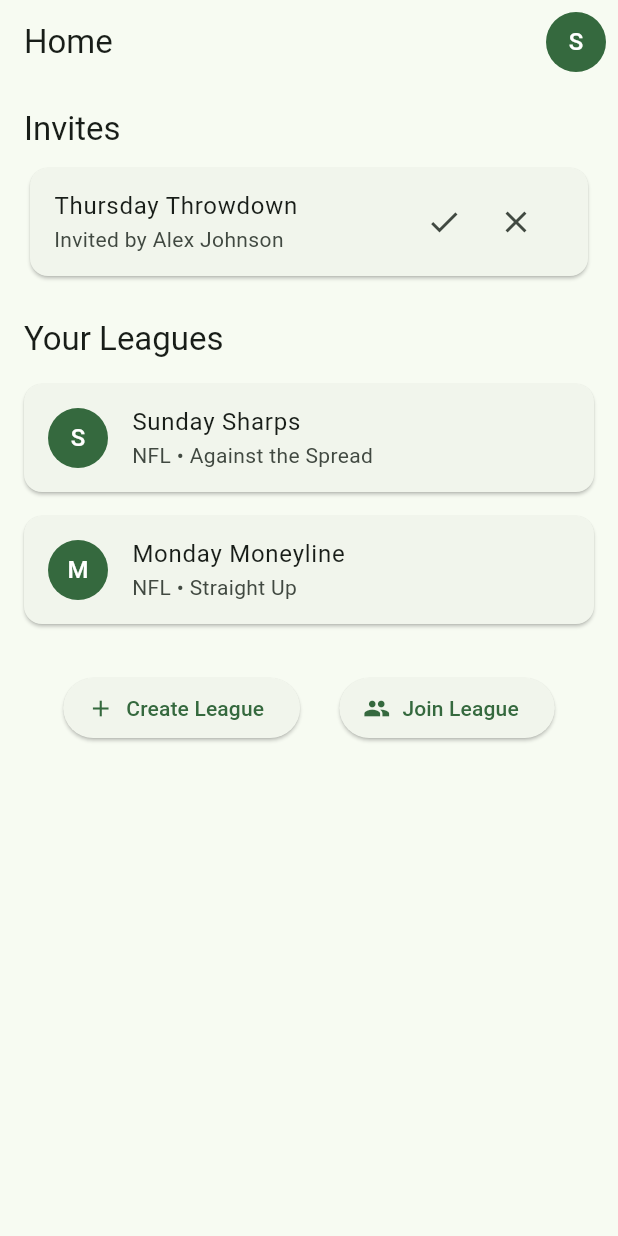
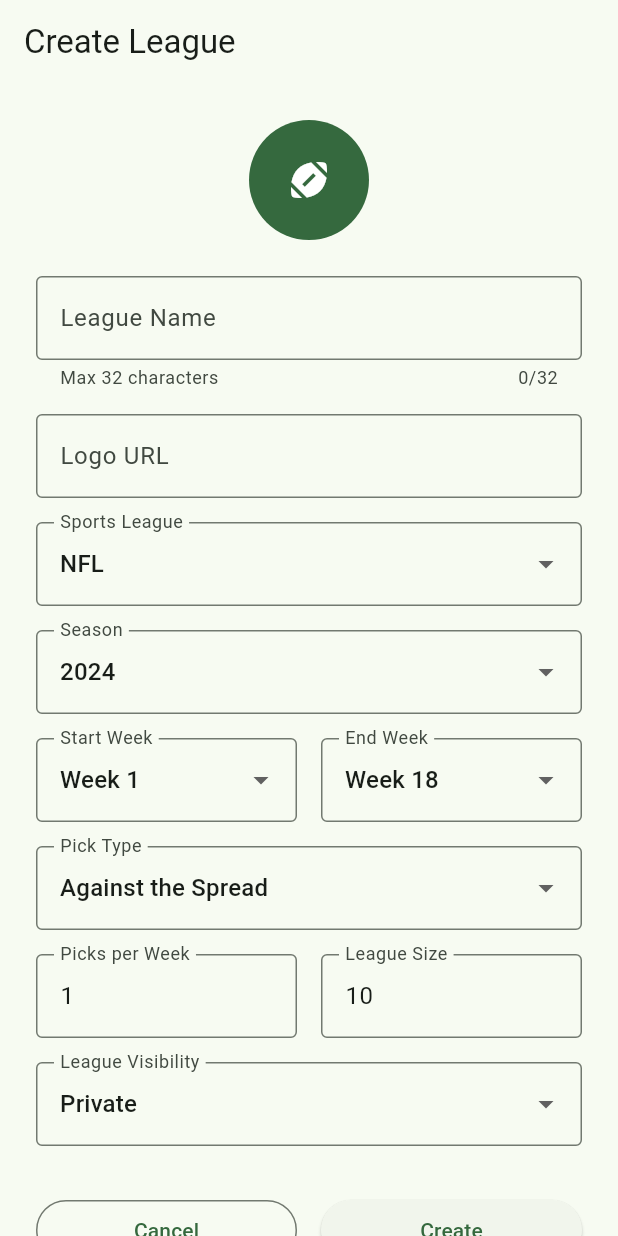
Before and after one commit to paul-macfarlane/picksleagues_flutter, a Flutter app: the HomePage screen opened by its route, after a tap on "Create League", on a phone screen of 412 x 824 dp. Run offline on Flutter 3.47's test engine with Material 3 defaults, Android fonts, the phone set to English and light mode, and no system bars; our stand-ins replace go_router.

Commit message:
add create league page

```diff
--- a/lib/app_router.dart
+++ b/lib/app_router.dart
@@ -2,6 +2,7 @@ import 'package:go_router/go_router.dart';
 import 'pages/login_page.dart';
 import 'pages/home_page.dart';
 import 'pages/profile_page.dart';
+import 'pages/create_league_page.dart';
 
 class AppRouter {
   static final GoRouter router = GoRouter(
@@ -13,6 +14,10 @@ class AppRouter {
         path: '/profile',
         builder: (context, state) => const ProfilePage(),
       ),
+      GoRoute(
+        path: '/create-league',
+        builder: (context, state) => const CreateLeaguePage(),
+      ),
     ],
     redirect: (context, state) {
       // For now, always allow navigation. Add auth logic later.
--- /dev/null
+++ b/lib/pages/create_league_page.dart
@@ -0,0 +1,281 @@
+import 'package:flutter/material.dart';
+import 'package:go_router/go_router.dart';
+
+class CreateLeaguePage extends StatefulWidget {
+  const CreateLeaguePage({super.key});
+
+  @override
+  State<CreateLeaguePage> createState() => _CreateLeaguePageState();
+}
+
+class _CreateLeaguePageState extends State<CreateLeaguePage> {
+  final _formKey = GlobalKey<FormState>();
+  final _nameController = TextEditingController();
+  final _logoUrlController = TextEditingController();
+  String _sportsLeague = 'NFL';
+  String _season = '2024';
+  String _startWeek = 'Week 1';
+  String _endWeek = 'Week 18';
+  String _pickType = 'Against the Spread';
+  int _picksPerWeek = 1;
+  String _visibility = 'Private';
+  int _leagueSize = 10;
+
+  final List<String> _seasons = ['2024', '2025'];
+  final List<String> _weeks = [
+    'Week 1',
+    'Week 2',
+    'Week 3',
+    'Week 4',
+    'Week 5',
+    'Week 6',
+    'Week 7',
+    'Week 8',
+    'Week 9',
+    'Week 10',
+    'Week 11',
+    'Week 12',
+    'Week 13',
+    'Week 14',
+    'Week 15',
+    'Week 16',
+    'Week 17',
+    'Week 18',
+    'Wild Card',
+    'Divisional',
+    'Conference',
+    'Super Bowl',
+  ];
+
+  @override
+  void dispose() {
+    _nameController.dispose();
+    _logoUrlController.dispose();
+    super.dispose();
+  }
+
+  void _createLeague() {
+    if (_formKey.currentState?.validate() ?? false) {
+      ScaffoldMessenger.of(
+        context,
+      ).showSnackBar(const SnackBar(content: Text('League created (mock)!')));
+      context.go('/home');
+    }
+  }
+
+  @override
+  Widget build(BuildContext context) {
+    final logoUrl = _logoUrlController.text.trim();
+    return Scaffold(
+      appBar: AppBar(title: const Text('Create League')),
+      body: SingleChildScrollView(
+        padding: const EdgeInsets.all(24),
+        child: Form(
+          key: _formKey,
+          child: Column(
+            crossAxisAlignment: CrossAxisAlignment.stretch,
+            children: [
+              Center(
+                child: CircleAvatar(
+                  radius: 40,
+                  backgroundColor: Theme.of(context).colorScheme.primary,
+                  backgroundImage: logoUrl.isNotEmpty
+                      ? NetworkImage(logoUrl)
+                      : null,
+                  child: logoUrl.isEmpty
+                      ? const Icon(
+                          Icons.sports_football,
+                          color: Colors.white,
+                          size: 32,
+                        )
+                      : null,
+                ),
+              ),
+              const SizedBox(height: 24),
+              TextFormField(
+                controller: _nameController,
+                decoration: const InputDecoration(
+                  labelText: 'League Name',
+                  border: OutlineInputBorder(),
+                  helperText: 'Max 32 characters',
+                ),
+                maxLength: 32,
+                validator: (val) =>
+                    (val == null || val.isEmpty) ? 'Enter a league name' : null,
+              ),
+              const SizedBox(height: 16),
+              TextFormField(
+                controller: _logoUrlController,
+                decoration: const InputDecoration(
+                  labelText: 'Logo URL',
+                  border: OutlineInputBorder(),
+                ),
+                onChanged: (_) => setState(() {}),
+              ),
+              const SizedBox(height: 16),
+              DropdownButtonFormField<String>(
+                value: _sportsLeague,
+                decoration: const InputDecoration(
+                  labelText: 'Sports League',
+                  border: OutlineInputBorder(),
+                ),
+                items: const [
+                  DropdownMenuItem(value: 'NFL', child: Text('NFL')),
+                ],
+                onChanged: (val) {
+                  if (val != null) setState(() => _sportsLeague = val);
+                },
+              ),
+              const SizedBox(height: 16),
+              DropdownButtonFormField<String>(
+                value: _season,
+                decoration: const InputDecoration(
+                  labelText: 'Season',
+                  border: OutlineInputBorder(),
+                ),
+                items: _seasons
+                    .map((s) => DropdownMenuItem(value: s, child: Text(s)))
+                    .toList(),
+                onChanged: (val) {
+                  if (val != null) setState(() => _season = val);
+                },
+              ),
+              const SizedBox(height: 16),
+              Row(
+                children: [
+                  Expanded(
+                    child: DropdownButtonFormField<String>(
+                      value: _startWeek,
+                      decoration: const InputDecoration(
+                        labelText: 'Start Week',
+                        border: OutlineInputBorder(),
+                      ),
+                      items: _weeks
+                          .map(
+                            (w) => DropdownMenuItem(value: w, child: Text(w)),
+                          )
+                          .toList(),
+                      onChanged: (val) {
+                        if (val != null) setState(() => _startWeek = val);
+                      },
+                    ),
+                  ),
+                  const SizedBox(width: 16),
+                  Expanded(
+                    child: DropdownButtonFormField<String>(
+                      value: _endWeek,
+                      decoration: const InputDecoration(
+                        labelText: 'End Week',
+                        border: OutlineInputBorder(),
+                      ),
+                      items: _weeks
+                          .map(
+                            (w) => DropdownMenuItem(value: w, child: Text(w)),
+                          )
+                          .toList(),
+                      onChanged: (val) {
+                        if (val != null) setState(() => _endWeek = val);
+                      },
+                    ),
+                  ),
+                ],
+              ),
+              const SizedBox(height: 16),
+              DropdownButtonFormField<String>(
+                value: _pickType,
+                decoration: const InputDecoration(
+                  labelText: 'Pick Type',
+                  border: OutlineInputBorder(),
+                ),
+                items: const [
+                  DropdownMenuItem(
+                    value: 'Against the Spread',
+                    child: Text('Against the Spread'),
+                  ),
+                  DropdownMenuItem(
+                    value: 'Straight Up',
+                    child: Text('Straight Up'),
+                  ),
+                ],
+                onChanged: (val) {
+                  if (val != null) setState(() => _pickType = val);
+                },
+              ),
+              const SizedBox(height: 16),
+              Row(
+                children: [
+                  Expanded(
+                    child: TextFormField(
+                      initialValue: _picksPerWeek.toString(),
+                      decoration: const InputDecoration(
+                        labelText: 'Picks per Week',
+                        border: OutlineInputBorder(),
+                      ),
+                      keyboardType: TextInputType.number,
+                      onChanged: (val) {
+                        final n = int.tryParse(val);
+                        if (n != null && n >= 1 && n <= 16) {
+                          setState(() => _picksPerWeek = n);
+                        }
+                      },
+                    ),
+                  ),
+                  const SizedBox(width: 16),
+                  Expanded(
+                    child: TextFormField(
+                      initialValue: _leagueSize.toString(),
+                      decoration: const InputDecoration(
+                        labelText: 'League Size',
+                        border: OutlineInputBorder(),
+                      ),
+                      keyboardType: TextInputType.number,
+                      onChanged: (val) {
+                        final n = int.tryParse(val);
+                        if (n != null && n >= 1 && n <= 20) {
+                          setState(() => _leagueSize = n);
+                        }
+                      },
+                    ),
+                  ),
+                ],
+              ),
+              const SizedBox(height: 16),
+              DropdownButtonFormField<String>(
+                value: _visibility,
+                decoration: const InputDecoration(
+                  labelText: 'League Visibility',
+                  border: OutlineInputBorder(),
+                ),
+                items: const [
+                  DropdownMenuItem(value: 'Private', child: Text('Private')),
+                  DropdownMenuItem(value: 'Public', child: Text('Public')),
+                ],
+                onChanged: (val) {
+                  if (val != null) setState(() => _visibility = val);
+                },
+              ),
+              const SizedBox(height: 32),
+              Row(
+                children: [
+                  Expanded(
+                    child: OutlinedButton(
+                      onPressed: () => context.go('/home'),
+                      child: const Text('Cancel'),
+                    ),
+                  ),
+                  const SizedBox(width: 16),
+                  Expanded(
+                    child: ElevatedButton(
+                      onPressed: _createLeague,
+                      child: const Text('Create'),
+                    ),
+                  ),
+                ],
+              ),
+            ],
+          ),
+        ),
+      ),
+    );
+  }
+}
--- a/lib/pages/home_page.dart
+++ b/lib/pages/home_page.dart
@@ -105,7 +105,7 @@ class HomePage extends StatelessWidget {
               ElevatedButton.icon(
                 icon: const Icon(Icons.add),
                 label: const Text('Create League'),
-                onPressed: () {},
+                onPressed: () => context.go('/create-league'),
               ),
               ElevatedButton.icon(
                 icon: const Icon(Icons.group),
```
